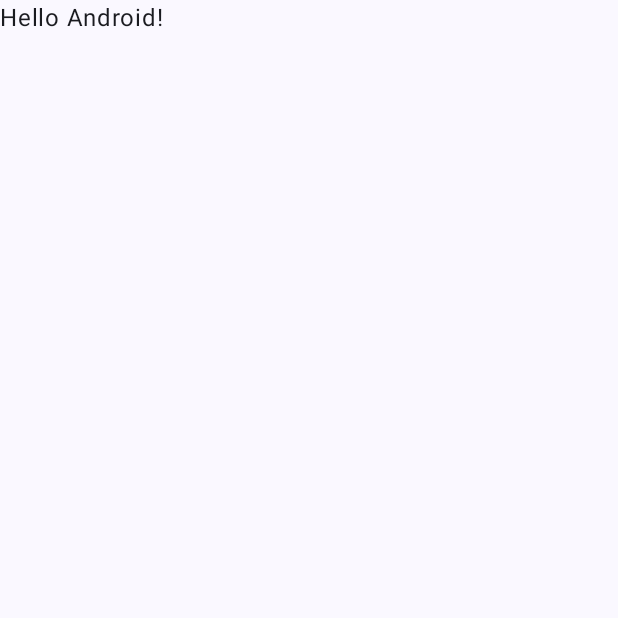
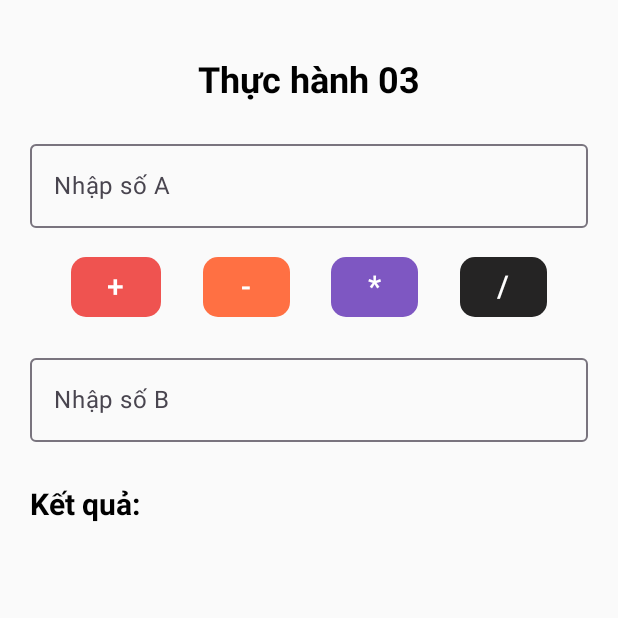
Before and after one commit to LapTrinhMobile2025-2026/CaseStudy03, an Android app built with Jetpack Compose: the screen it shows after launch (MainActivity), on a phone screen of 412 x 824 dp, the top half of it. Before the commit the part shown is almost empty. Run offline under Robolectric (Android 15) with nearby library versions, the phone set to English and light mode, and no system bars.

Commit message:
Hoan thanh

```diff
--- a/app/src/main/java/com/example/casestudy03/MainActivity.kt
+++ b/app/src/main/java/com/example/casestudy03/MainActivity.kt
@@ -3,45 +3,144 @@ package com.example.casestudy03
 import android.os.Bundle
 import androidx.activity.ComponentActivity
 import androidx.activity.compose.setContent
-import androidx.activity.enableEdgeToEdge
-import androidx.compose.foundation.layout.fillMaxSize
-import androidx.compose.foundation.layout.padding
-import androidx.compose.material3.Scaffold
-import androidx.compose.material3.Text
-import androidx.compose.runtime.Composable
+import androidx.compose.foundation.layout.*
+import androidx.compose.foundation.shape.RoundedCornerShape
+import androidx.compose.foundation.text.KeyboardOptions
+import androidx.compose.material3.*
+import androidx.compose.runtime.*
+import androidx.compose.ui.Alignment
 import androidx.compose.ui.Modifier
-import androidx.compose.ui.tooling.preview.Preview
-import com.example.casestudy03.ui.theme.CaseStudy03Theme
+import androidx.compose.ui.graphics.Color
+import androidx.compose.ui.text.font.FontWeight
+import androidx.compose.ui.text.input.KeyboardType
+import androidx.compose.ui.unit.dp
+import androidx.compose.ui.unit.sp
 
 class MainActivity : ComponentActivity() {
     override fun onCreate(savedInstanceState: Bundle?) {
         super.onCreate(savedInstanceState)
-        enableEdgeToEdge()
         setContent {
-            CaseStudy03Theme {
-                Scaffold(modifier = Modifier.fillMaxSize()) { innerPadding ->
-                    Greeting(
-                        name = "Android",
-                        modifier = Modifier.padding(innerPadding)
-                    )
-                }
-            }
+            CalculatorScreen()
         }
     }
 }
 
 @Composable
-fun Greeting(name: String, modifier: Modifier = Modifier) {
-    Text(
-        text = "Hello $name!",
-        modifier = modifier
-    )
-}
+fun CalculatorScreen() {
+    // 1. Khai báo State để lưu dữ liệu
+    var textA by remember { mutableStateOf("") }
+    var textB by remember { mutableStateOf("") }
+    var result by remember { mutableStateOf("") }
 
-@Preview(showBackground = true)
-@Composable
-fun GreetingPreview() {
-    CaseStudy03Theme {
-        Greeting("Android")
+    // Hàm xử lý tính toán chung
+    fun calculate(operator: String) {
+        val a = textA.toDoubleOrNull()
+        val b = textB.toDoubleOrNull()
+
+        if(a == null && b == null){
+            result = "Vui lòng nhập số A và số B"
+            return
+        } else if (a == null) {
+            result = "Vui lòng nhập số A"
+            return
+        }else if(b==null){
+            result = "Vui lòng nhập số B"
+            return
+        }
+
+        val res = when (operator) {
+            "+" -> a + b
+            "-" -> a - b
+            "*" -> a * b
+            "/" -> if (b != 0.0) {a / b
+            }else{
+                result = "Không thể chia cho 0"
+                return
+            }
+            else -> 0.0
+        }
+
+        // Làm tròn kết quả
+        result = if (res % 1.0 == 0.0) res.toInt().toString() else res.toString()
+    }
+
+    Column(
+        modifier = Modifier
+            .fillMaxSize()
+            .padding(20.dp),
+        horizontalAlignment = Alignment.CenterHorizontally
+    ) {
+        Text(
+            text = "Thực hành 03",
+            fontSize = 24.sp,
+            fontWeight = FontWeight.Bold,
+            modifier = Modifier.padding(vertical = 20.dp)
+        )
+
+        // Ô nhập số A
+        OutlinedTextField(
+            value = textA,
+            onValueChange = { textA = it },
+            label = { Text("Nhập số A") },
+            keyboardOptions = KeyboardOptions(keyboardType = KeyboardType.Number),
+            modifier = Modifier.fillMaxWidth()
+        )
+
+        Spacer(modifier = Modifier.height(15.dp))
+
+        // Hàng nút phép tính
+        Row(
+            modifier = Modifier.fillMaxWidth(),
+            horizontalArrangement = Arrangement.SpaceEvenly
+        ) {
+            // Nút Cộng
+            Button(
+                onClick = { calculate("+") },
+                colors = ButtonDefaults.buttonColors(containerColor = Color(0xFFEF5350)),
+                shape = RoundedCornerShape(10.dp)
+            ) { Text("+", fontSize = 20.sp) }
+
+            // Nút Trừ
+            Button(
+                onClick = { calculate("-") },
+                colors = ButtonDefaults.buttonColors(containerColor = Color(0xFFFF7043)),
+                shape = RoundedCornerShape(10.dp)
+            ) { Text("-", fontSize = 20.sp) }
+
+            // Nút Nhân
+            Button(
+                onClick = { calculate("*") },
+                colors = ButtonDefaults.buttonColors(containerColor = Color(0xFF7E57C2)),
+                shape = RoundedCornerShape(10.dp)
+            ) { Text("*", fontSize = 20.sp) }
+
+            // Nút Chia
+            Button(
+                onClick = { calculate("/") },
+                colors = ButtonDefaults.buttonColors(containerColor = Color(0xFF252424)),
+                shape = RoundedCornerShape(10.dp)
+            ) { Text("/", fontSize = 20.sp) }
+        }
+
+        Spacer(modifier = Modifier.height(15.dp))
+
+        // Ô nhập số B
+        OutlinedTextField(
+            value = textB,
+            onValueChange = { textB = it },
+            label = { Text("Nhập số B") },
+            keyboardOptions = KeyboardOptions(keyboardType = KeyboardType.Number),
+            modifier = Modifier.fillMaxWidth()
+        )
+
+        Spacer(modifier = Modifier.height(30.dp))
+
+        // Hiển thị kết quả
+        Text(
+            text = "Kết quả: $result",
+            fontSize = 20.sp,
+            fontWeight = FontWeight.Bold,
+            modifier = Modifier.align(Alignment.Start)
+        )
     }
 }
```
